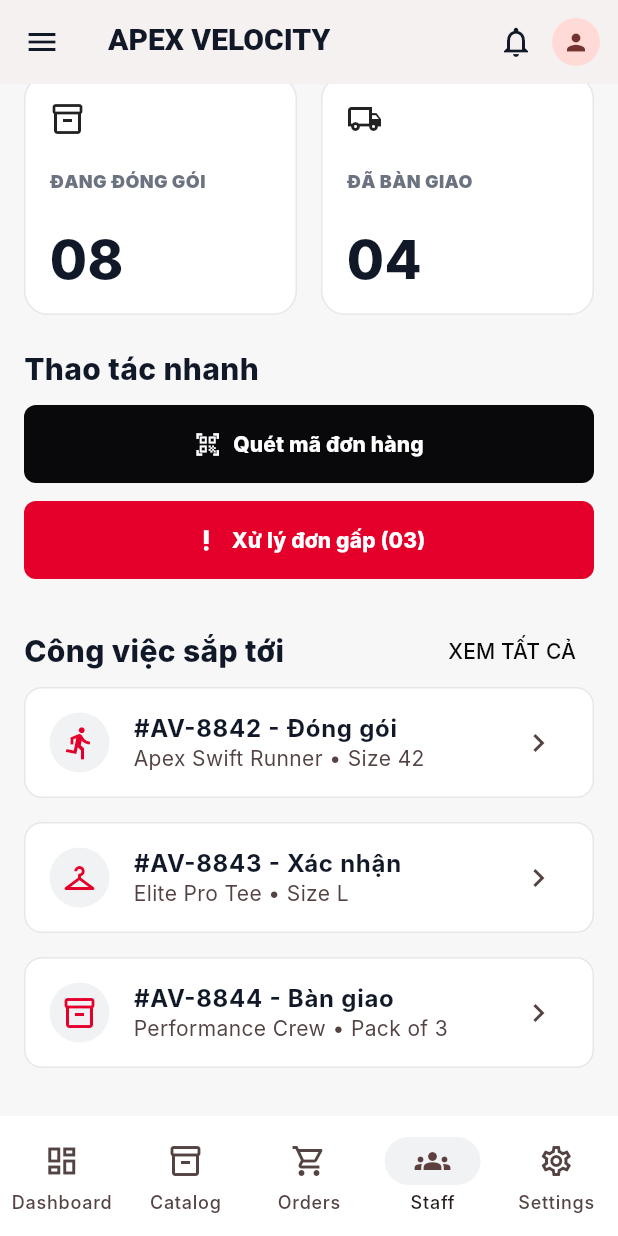
After one commit to TranVanQuyet04/Sport-shop, a Flutter app: the ShopStaffHomePage screen opened by its route, scrolled down 285 dp, after a tap on "Quét mã đơn hàng", on a phone screen of 412 x 824 dp. The commit adds this screen. Run offline on Flutter 3.47's test engine with Material 3 defaults, Android fonts, the phone set to English and light mode, and no system bars; our stand-ins replace dio, flutter_riverpod, flutter_secure_storage, go_router; accounts and stored records are empty; Roboto replaces fonts that are missing (Inter).

Commit message:
Shop Staff 5/5 màn UI cơ bản

```diff
--- a/mobile/lib/app/sportshop_router.dart
+++ b/mobile/lib/app/sportshop_router.dart
@@ -44,6 +44,11 @@ import '../view/customer/tracking_page.dart';
 import '../view/public/not_found_page.dart';
 import '../view/public/unauthorized_page.dart';
 import '../view/splash/splash_page.dart';
+import '../view/shop_staff/shop_staff_confirm_orders_page.dart';
+import '../view/shop_staff/shop_staff_handover_page.dart';
+import '../view/shop_staff/shop_staff_home_page.dart';
+import '../view/shop_staff/shop_staff_order_timeline_page.dart';
+import '../view/shop_staff/shop_staff_packing_page.dart';
 
 abstract final class AppRoutes {
   static const splash = '/';
@@ -89,6 +94,11 @@ abstract final class AppRoutes {
   static const adminUsers = '/admin/users';
   static const adminRoles = '/admin/roles';
   static const adminSettings = '/admin/settings';
+  static const shopStaffHome = '/shop-staff/home';
+  static const shopStaffConfirmOrders = '/shop-staff/orders/confirm';
+  static const shopStaffPacking = '/shop-staff/orders/:id/packing';
+  static const shopStaffHandover = '/shop-staff/handover';
+  static const shopStaffOrderTimeline = '/shop-staff/orders/:id/timeline';
 }
 
 final sportshopRouter = GoRouter(
@@ -287,6 +297,11 @@ final sportshopRouter = GoRouter(
     GoRoute(path: AppRoutes.adminUsers, name: 'adminUsers', builder: (context, state) => const AdminUserManagementPage()),
     GoRoute(path: AppRoutes.adminRoles, name: 'adminRoles', builder: (context, state) => const AdminRoleManagementPage()),
     GoRoute(path: AppRoutes.adminSettings, name: 'adminSettings', builder: (context, state) => const AdminSystemSettingsPage()),
+    GoRoute(path: AppRoutes.shopStaffHome, name: 'shopStaffHome', builder: (context, state) => const ShopStaffHomePage()),
+    GoRoute(path: AppRoutes.shopStaffConfirmOrders, name: 'shopStaffConfirmOrders', builder: (context, state) => const ShopStaffConfirmOrdersPage()),
+    GoRoute(path: AppRoutes.shopStaffPacking, name: 'shopStaffPacking', builder: (context, state) => ShopStaffPackingPage(orderId: state.pathParameters['id'] ?? '')),
+    GoRoute(path: AppRoutes.shopStaffHandover, name: 'shopStaffHandover', builder: (context, state) => const ShopStaffHandoverPage()),
+    GoRoute(path: AppRoutes.shopStaffOrderTimeline, name: 'shopStaffOrderTimeline', builder: (context, state) => ShopStaffOrderTimelinePage(orderId: state.pathParameters['id'] ?? '')),
   ],
   errorBuilder: (context, state) => const NotFoundPage(),
 );
--- /dev/null
+++ b/mobile/lib/view/shop_staff/shop_staff_handover_page.dart
@@ -0,0 +1,57 @@
+import 'package:flutter/material.dart';
+
+import '../../core/constants/app_spacing.dart';
+import '../../core/theme/app_colors.dart';
+import '../../core/theme/app_text_styles.dart';
+import '../../core/widgets/app_button.dart';
+import '../admin/widgets/admin_app_bar.dart';
+
+class ShopStaffHandoverPage extends StatelessWidget {
+  const ShopStaffHandoverPage({super.key});
+
+  @override
+  Widget build(BuildContext context) => Scaffold(
+        appBar: const AdminAppBar(),
+        body: ListView(padding: const EdgeInsets.all(AppSpacing.lg), children: const [
+          _Header(),
+          SizedBox(height: AppSpacing.xl),
+          Text('🚚  CHỌN NHÂN VIÊN GIAO HÀNG', style: TextStyle(fontWeight: FontWeight.w900)),
+          SizedBox(height: AppSpacing.sm),
+          TextField(readOnly: true, decoration: InputDecoration(hintText: 'Chọn đối tác vận chuyển...', suffixIcon: Icon(Icons.keyboard_arrow_down))),
+          SizedBox(height: AppSpacing.xl),
+          Row(children: [Expanded(child: Text('📦  ĐƠN HÀNG SẴN SÀNG (04)', style: TextStyle(fontWeight: FontWeight.w900))), Text('CHỌN TẤT CẢ', style: TextStyle(color: AppColors.secondary, fontWeight: FontWeight.w900))]),
+          SizedBox(height: AppSpacing.md),
+          _ReadyOrder(code: '#AV-8829', name: 'Apex Velocity Pro-Run V2', price: '1.250.000đ', icon: Icons.directions_run),
+          _ReadyOrder(code: '#AV-8830', name: 'Apex Stealth Watch Edition', price: '3.400.000đ', icon: Icons.watch_outlined),
+          _ReadyOrder(code: '#AV-8831', name: 'Aero-Carbon Performance', price: '5.100.000đ', icon: Icons.sports_football_outlined),
+          SizedBox(height: AppSpacing.xl),
+          Text('GHI CHÚ BÀN GIAO', style: TextStyle(fontWeight: FontWeight.w900)),
+          SizedBox(height: AppSpacing.sm),
+          TextField(minLines: 4, maxLines: 5, decoration: InputDecoration(hintText: 'Nhập lưu ý cho đơn vị vận chuyển (ví dụ: hàng dễ vỡ, cần giao trong sáng nay)...')),
+          SizedBox(height: 120),
+        ]),
+        bottomNavigationBar: SafeArea(
+          child: Padding(
+            padding: const EdgeInsets.all(AppSpacing.lg),
+            child: Column(mainAxisSize: MainAxisSize.min, children: [
+              Row(children: [Text('Đã chọn: ', style: AppTextStyles.caption), Text('3 đơn hàng', style: AppTextStyles.caption.copyWith(fontWeight: FontWeight.w900)), const Spacer(), Text('Tổng cộng: ', style: AppTextStyles.caption), Text('9.750.000đ', style: AppTextStyles.caption.copyWith(fontWeight: FontWeight.w900))]),
+              const SizedBox(height: AppSpacing.md),
+              AppButton(label: 'BÀN GIAO GIAO HÀNG', variant: AppButtonVariant.secondary, icon: Icons.local_shipping_outlined, onPressed: null),
+            ]),
+          ),
+        ),
+      );
+}
+
+class _Header extends StatelessWidget {
+  const _Header();
+  @override
+  Widget build(BuildContext context) => Column(crossAxisAlignment: CrossAxisAlignment.start, children: [Text('Bàn giao vận chuyển', style: AppTextStyles.display.copyWith(fontSize: 30)), Text('Kiểm tra và xác nhận bàn giao các đơn hàng đã đóng gói cho đơn vị vận chuyển.', style: AppTextStyles.body.copyWith(color: AppColors.textSecondary))]);
+}
+
+class _ReadyOrder extends StatelessWidget {
+  const _ReadyOrder({required this.code, required this.name, required this.price, required this.icon});
+  final String code; final String name; final String price; final IconData icon;
+  @override
+  Widget build(BuildContext context) => Container(margin: const EdgeInsets.only(bottom: AppSpacing.md), padding: const EdgeInsets.all(AppSpacing.md), decoration: BoxDecoration(color: AppColors.surface, borderRadius: BorderRadius.circular(AppRadius.md)), child: Row(children: [Container(width: 82, height: 82, decoration: BoxDecoration(color: AppColors.surfaceMuted, borderRadius: BorderRadius.circular(AppRadius.sm)), child: Icon(icon, color: AppColors.secondary)), const SizedBox(width: AppSpacing.lg), Expanded(child: Column(crossAxisAlignment: CrossAxisAlignment.start, children: [Text(code, style: AppTextStyles.body), Text(name, maxLines: 1, overflow: TextOverflow.ellipsis), Text(price, style: AppTextStyles.caption.copyWith(fontWeight: FontWeight.w900))])), const Chip(label: Text('PACKING')), const SizedBox(width: AppSpacing.sm), const Icon(Icons.check_box, color: AppColors.secondary)]));
+}
--- /dev/null
+++ b/mobile/lib/view/shop_staff/shop_staff_home_page.dart
@@ -0,0 +1,80 @@
+import 'package:flutter/material.dart';
+import 'package:go_router/go_router.dart';
+
+import '../../app/sportshop_router.dart';
+import '../../core/constants/app_spacing.dart';
+import '../../core/theme/app_colors.dart';
+import '../../core/theme/app_text_styles.dart';
+import '../../core/widgets/app_button.dart';
+import '../admin/widgets/admin_app_bar.dart';
+import '../admin/widgets/admin_bottom_nav.dart';
+
+class ShopStaffHomePage extends StatelessWidget {
+  const ShopStaffHomePage({super.key});
+
+  @override
+  Widget build(BuildContext context) {
+    return Scaffold(
+      appBar: const AdminAppBar(),
+      body: ListView(
+        padding: const EdgeInsets.all(AppSpacing.lg),
+        children: [
+          Text('Chào buổi sáng, Nam', style: AppTextStyles.display.copyWith(fontSize: 34)),
+          const SizedBox(height: AppSpacing.sm),
+          Text('Hôm nay có 24 đơn hàng cần xử lý.', style: AppTextStyles.body.copyWith(color: AppColors.textSecondary, fontSize: 18)),
+          const SizedBox(height: AppSpacing.xl),
+          const _MainWorkCard(title: 'CHỜ XÁC NHẬN', value: '12', icon: Icons.assignment_late_outlined),
+          const SizedBox(height: AppSpacing.lg),
+          const Row(children: [
+            Expanded(child: _SmallWorkCard(title: 'ĐANG ĐÓNG GÓI', value: '08', icon: Icons.inventory_2_outlined)),
+            SizedBox(width: AppSpacing.lg),
+            Expanded(child: _SmallWorkCard(title: 'ĐÃ BÀN GIAO', value: '04', icon: Icons.local_shipping_outlined)),
+          ]),
+          const SizedBox(height: AppSpacing.xl),
+          Text('Thao tác nhanh', style: AppTextStyles.title),
+          const SizedBox(height: AppSpacing.md),
+          AppButton(label: 'Quét mã đơn hàng', icon: Icons.qr_code_scanner, onPressed: () {}),
+          const SizedBox(height: AppSpacing.md),
+          AppButton(label: 'Xử lý đơn gấp (03)', variant: AppButtonVariant.secondary, icon: Icons.priority_high, onPressed: () => context.go(AppRoutes.shopStaffConfirmOrders)),
+          const SizedBox(height: AppSpacing.xl),
+          Row(children: [
+            Expanded(child: Text('Công việc sắp tới', style: AppTextStyles.title)),
+            TextButton(onPressed: () => context.go(AppRoutes.shopStaffConfirmOrders), child: const Text('XEM TẤT CẢ')),
+          ]),
+          _TaskTile(code: '#AV-8842 - Đóng gói', subtitle: 'Apex Swift Runner • Size 42', icon: Icons.directions_run, onTap: () => context.go('/shop-staff/orders/AV-8842/packing')),
+          _TaskTile(code: '#AV-8843 - Xác nhận', subtitle: 'Elite Pro Tee • Size L', icon: Icons.checkroom, onTap: () => context.go(AppRoutes.shopStaffConfirmOrders)),
+          _TaskTile(code: '#AV-8844 - Bàn giao', subtitle: 'Performance Crew • Pack of 3', icon: Icons.inventory_2_outlined, onTap: () => context.go(AppRoutes.shopStaffHandover)),
+        ],
+      ),
+      bottomNavigationBar: const AdminBottomNav(selectedIndex: 3),
+    );
+  }
+}
+
+class _MainWorkCard extends StatelessWidget {
+  const _MainWorkCard({required this.title, required this.value, required this.icon});
+  final String title;
+  final String value;
+  final IconData icon;
+  @override
+  Widget build(BuildContext context) => Container(height: 150, padding: const EdgeInsets.all(AppSpacing.xl), decoration: BoxDecoration(color: AppColors.surface, borderRadius: BorderRadius.circular(AppRadius.xl), border: Border.all(color: AppColors.border)), child: Row(children: [Expanded(child: Column(crossAxisAlignment: CrossAxisAlignment.start, mainAxisAlignment: MainAxisAlignment.spaceBetween, children: [Text(title, style: AppTextStyles.body.copyWith(fontWeight: FontWeight.w900, color: AppColors.textSecondary)), Text(value, style: AppTextStyles.display.copyWith(fontSize: 40))])), CircleAvatar(radius: 36, backgroundColor: AppColors.surfaceMuted, child: Icon(icon, color: AppColors.primary))]));
+}
+
+class _SmallWorkCard extends StatelessWidget {
+  const _SmallWorkCard({required this.title, required this.value, required this.icon});
+  final String title;
+  final String value;
+  final IconData icon;
+  @override
+  Widget build(BuildContext context) => Container(height: 160, padding: const EdgeInsets.all(AppSpacing.lg), decoration: BoxDecoration(color: AppColors.surface, borderRadius: BorderRadius.circular(AppRadius.xl), border: Border.all(color: AppColors.border)), child: Column(crossAxisAlignment: CrossAxisAlignment.start, mainAxisAlignment: MainAxisAlignment.spaceBetween, children: [Icon(icon), Text(title, style: AppTextStyles.caption.copyWith(fontWeight: FontWeight.w900, color: AppColors.textSecondary)), Text(value, style: AppTextStyles.display.copyWith(fontSize: 36))]));
+}
+
+class _TaskTile extends StatelessWidget {
+  const _TaskTile({required this.code, required this.subtitle, required this.icon, required this.onTap});
+  final String code;
+  final String subtitle;
+  final IconData icon;
+  final VoidCallback onTap;
+  @override
+  Widget build(BuildContext context) => Container(margin: const EdgeInsets.only(bottom: AppSpacing.lg), decoration: BoxDecoration(color: AppColors.surface, borderRadius: BorderRadius.circular(AppRadius.lg), border: Border.all(color: AppColors.border)), child: ListTile(onTap: onTap, leading: CircleAvatar(backgroundColor: AppColors.surfaceMuted, foregroundColor: AppColors.secondary, child: Icon(icon)), title: Text(code, style: AppTextStyles.subtitle), subtitle: Text(subtitle), trailing: const Icon(Icons.chevron_right)));
+}
--- /dev/null
+++ b/mobile/lib/view/shop_staff/shop_staff_order_timeline_page.dart
@@ -0,0 +1,48 @@
+import 'package:flutter/material.dart';
+import 'package:go_router/go_router.dart';
+
+import '../../core/constants/app_spacing.dart';
+import '../../core/theme/app_colors.dart';
+import '../../core/theme/app_text_styles.dart';
+import '../../core/widgets/app_button.dart';
+import '../admin/widgets/admin_bottom_nav.dart';
+
+class ShopStaffOrderTimelinePage extends StatelessWidget {
+  const ShopStaffOrderTimelinePage({super.key, required this.orderId});
+  final String orderId;
+
+  @override
+  Widget build(BuildContext context) => Scaffold(
+        appBar: AppBar(leading: IconButton(onPressed: context.pop, icon: const Icon(Icons.arrow_back)), title: const Text('TRẠNG THÁI ĐƠN HÀNG'), actions: const [IconButton(onPressed: null, icon: Icon(Icons.notifications_none))]),
+        body: ListView(padding: const EdgeInsets.all(AppSpacing.lg), children: [
+          DecoratedBox(decoration: BoxDecoration(color: AppColors.surface, borderRadius: BorderRadius.circular(AppRadius.xl)), child: Padding(padding: const EdgeInsets.all(AppSpacing.lg), child: Column(crossAxisAlignment: CrossAxisAlignment.start, children: [
+            Row(children: [Expanded(child: Column(crossAxisAlignment: CrossAxisAlignment.start, children: [Text('MÃ ĐƠN HÀNG', style: AppTextStyles.caption.copyWith(fontWeight: FontWeight.w900)), Text('#$orderId', style: AppTextStyles.display.copyWith(fontSize: 28))])), const Chip(label: Text('ĐANG ĐÓNG GÓI'), backgroundColor: AppColors.secondary, labelStyle: TextStyle(color: Colors.white))]),
+            const Divider(height: AppSpacing.xl),
+            Row(children: [Container(width: 82, height: 82, decoration: BoxDecoration(color: AppColors.surfaceMuted, borderRadius: BorderRadius.circular(AppRadius.md)), child: const Icon(Icons.directions_run, color: AppColors.secondary)), const SizedBox(width: AppSpacing.lg), Expanded(child: Text('Apex Velocity Runner Z1\nSize: 42 | Màu: Đỏ/Đen', style: AppTextStyles.body)), Text('1.250.000đ', style: AppTextStyles.subtitle.copyWith(color: AppColors.secondary))]),
+          ]))),
+          const SizedBox(height: AppSpacing.xl),
+          Text('Lịch trình xử lý', style: AppTextStyles.title),
+          const SizedBox(height: AppSpacing.lg),
+          const _TimelineStep(title: 'Chờ xác nhận', subtitle: 'Đơn hàng đã được ghi nhận vào hệ thống.', time: '12 THÁNG 5, 2024 - 10:24', done: true),
+          const _TimelineStep(title: 'Đã xác nhận', subtitle: 'Thanh toán thành công. Nhân viên đang kiểm tra kho.', time: '12 THÁNG 5, 2024 - 11:15', done: true),
+          const _TimelineStep(title: 'Đang đóng gói', subtitle: 'Sản phẩm đang được kiểm tra chất lượng cuối cùng và đóng gói chống sốc.', time: 'HÔM NAY - 08:45', active: true, note: 'Dự kiến bàn giao cho đơn vị vận chuyển trong 2 giờ tới.'),
+          const _TimelineStep(title: 'Đã bàn giao', subtitle: 'Đơn vị vận chuyển sẽ cập nhật mã vận đơn khi nhận hàng.', time: '', disabled: true),
+          const SizedBox(height: AppSpacing.xl),
+          DecoratedBox(decoration: BoxDecoration(color: AppColors.surface, borderRadius: BorderRadius.circular(AppRadius.xl)), child: Padding(padding: const EdgeInsets.all(AppSpacing.lg), child: Text('ĐỊA CHỈ NHẬN HÀNG\n\nNguyễn Văn A\n0908 123 456\n123 Đường Lê Lợi, Phường Bến Thành,\nQuận 1, TP. Hồ Chí Minh', style: AppTextStyles.body))),
+          const SizedBox(height: AppSpacing.lg),
+          Row(children: [Expanded(child: AppButton(label: 'Liên hệ Shop', variant: AppButtonVariant.outline, onPressed: () {})), const SizedBox(width: AppSpacing.md), Expanded(child: AppButton(label: 'Hủy đơn hàng', onPressed: () {}))]),
+        ]),
+        bottomNavigationBar: const AdminBottomNav(selectedIndex: 2),
+      );
+}
+
+class _TimelineStep extends StatelessWidget {
+  const _TimelineStep({required this.title, required this.subtitle, required this.time, this.done = false, this.active = false, this.disabled = false, this.note});
+  final String title; final String subtitle; final String time; final bool done; final bool active; final bool disabled; final String? note;
+  @override
+  Widget build(BuildContext context) => Row(crossAxisAlignment: CrossAxisAlignment.start, children: [
+    Column(children: [CircleAvatar(radius: active ? 17 : 14, backgroundColor: disabled ? AppColors.surfaceMuted : active ? AppColors.secondary : AppColors.primary, child: Icon(done ? Icons.check : active ? Icons.circle : Icons.circle, color: Colors.white, size: active ? 13 : 16)), Container(width: 2, height: note == null ? 78 : 124, color: AppColors.surfaceMuted)]),
+    const SizedBox(width: AppSpacing.lg),
+    Expanded(child: Padding(padding: const EdgeInsets.only(bottom: AppSpacing.lg), child: Column(crossAxisAlignment: CrossAxisAlignment.start, children: [Text(title, style: AppTextStyles.subtitle.copyWith(color: active ? AppColors.secondary : disabled ? AppColors.textSecondary : AppColors.primary)), Text(subtitle, style: AppTextStyles.body.copyWith(color: disabled ? AppColors.textSecondary : AppColors.primary, fontWeight: active ? FontWeight.w700 : FontWeight.w400)), if (time.isNotEmpty) Text(time, style: AppTextStyles.caption.copyWith(color: active ? AppColors.secondary : AppColors.textSecondary, fontWeight: FontWeight.w900)), if (note != null) ...[const SizedBox(height: AppSpacing.md), DecoratedBox(decoration: BoxDecoration(border: Border.all(color: AppColors.border), borderRadius: BorderRadius.circular(AppRadius.md)), child: Padding(padding: const EdgeInsets.all(AppSpacing.md), child: Text(note!, style: AppTextStyles.body.copyWith(fontStyle: FontStyle.italic))))]]))),
+  ]);
+}
--- /dev/null
+++ b/mobile/lib/view/shop_staff/shop_staff_packing_page.dart
@@ -0,0 +1,55 @@
+import 'package:flutter/material.dart';
+import 'package:go_router/go_router.dart';
+
+import '../../core/constants/app_spacing.dart';
+import '../../core/theme/app_colors.dart';
+import '../../core/theme/app_text_styles.dart';
+import '../../core/widgets/app_button.dart';
+
+class ShopStaffPackingPage extends StatelessWidget {
+  const ShopStaffPackingPage({super.key, required this.orderId});
+
+  final String orderId;
+
+  @override
+  Widget build(BuildContext context) => Scaffold(
+        appBar: AppBar(leading: IconButton(onPressed: context.pop, icon: const Icon(Icons.arrow_back)), title: const Text('APEX VELOCITY'), actions: const [IconButton(onPressed: null, icon: Icon(Icons.notifications_none))]),
+        body: ListView(padding: const EdgeInsets.all(AppSpacing.lg), children: [
+          Text('ĐƠN HÀNG $orderId', style: AppTextStyles.caption.copyWith(color: AppColors.textSecondary, fontWeight: FontWeight.w900)),
+          Row(children: [Expanded(child: Text('Chi tiết đóng gói', style: AppTextStyles.display.copyWith(fontSize: 36))), const Chip(label: Text('CONFIRMED'), backgroundColor: AppColors.secondary, labelStyle: TextStyle(color: Colors.white))]),
+          const SizedBox(height: AppSpacing.lg),
+          DecoratedBox(decoration: BoxDecoration(color: AppColors.surfaceMuted, borderRadius: BorderRadius.circular(AppRadius.xl), border: const Border(left: BorderSide(color: AppColors.secondary, width: 4))), child: Padding(padding: const EdgeInsets.all(AppSpacing.lg), child: Text('!  GHI CHÚ KHÁCH HÀNG\n"Vui lòng bọc kỹ phần hộp giày, tôi mua làm quà tặng. Cảm ơn shop!" - Trần Hoàng Long', style: AppTextStyles.body.copyWith(color: AppColors.secondary, fontWeight: FontWeight.w700)))),
+          const SizedBox(height: AppSpacing.xl),
+          Row(children: [Expanded(child: Text('Danh sách sản phẩm (3)', style: AppTextStyles.title)), Text('0/3 ĐÃ SOẠN', style: AppTextStyles.body.copyWith(color: AppColors.textSecondary, fontWeight: FontWeight.w900))]),
+          const SizedBox(height: AppSpacing.md),
+          const _PackItem(name: 'Pro-Swift Elite Runner', size: '42', color: 'Crimson', qty: '01', icon: Icons.directions_run),
+          const _PackItem(name: 'Aero-Dry Training Tee', size: 'L', color: 'Black', qty: '02', icon: Icons.checkroom),
+          const _PackItem(name: 'Velocity Tech Shorts', size: 'XL', color: 'Charcoal', qty: '01', icon: Icons.sports_martial_arts),
+          const SizedBox(height: AppSpacing.xl),
+          Text('Hướng dẫn đóng gói', style: AppTextStyles.title),
+          const SizedBox(height: AppSpacing.md),
+          const Row(children: [Expanded(child: _GuideBox(icon: Icons.inventory_2_outlined, label: 'Hộp Size M')), SizedBox(width: AppSpacing.md), Expanded(child: _GuideBox(icon: Icons.crop_7_5, label: 'Dán 2 Tem Seal'))]),
+          const SizedBox(height: 120),
+        ]),
+        bottomNavigationBar: SafeArea(
+          child: Padding(
+            padding: const EdgeInsets.all(AppSpacing.lg),
+            child: AppButton(label: 'HOÀN TẤT ĐÓNG GÓI', icon: Icons.inventory_2_outlined, onPressed: () => context.go('/shop-staff/orders/$orderId/timeline')),
+          ),
+        ),
+      );
+}
+
+class _PackItem extends StatelessWidget {
+  const _PackItem({required this.name, required this.size, required this.color, required this.qty, required this.icon});
+  final String name; final String size; final String color; final String qty; final IconData icon;
+  @override
+  Widget build(BuildContext context) => Container(margin: const EdgeInsets.only(bottom: AppSpacing.md), padding: const EdgeInsets.all(AppSpacing.md), decoration: BoxDecoration(color: AppColors.surface, borderRadius: BorderRadius.circular(AppRadius.lg), border: Border.all(color: AppColors.border)), child: Row(children: [Container(width: 92, height: 92, decoration: BoxDecoration(color: AppColors.surfaceMuted, borderRadius: BorderRadius.circular(AppRadius.md)), child: Icon(icon, color: AppColors.secondary, size: 48)), const SizedBox(width: AppSpacing.lg), Expanded(child: Column(crossAxisAlignment: CrossAxisAlignment.start, children: [Text(name, style: AppTextStyles.subtitle), Text('Size: $size   Màu: $color', style: AppTextStyles.body), Text('SL: $qty', style: AppTextStyles.body.copyWith(color: AppColors.secondary, fontWeight: FontWeight.w900))])), const CircleAvatar(backgroundColor: Colors.transparent, child: Icon(Icons.radio_button_unchecked, color: AppColors.border, size: 42))]));
+}
+
+class _GuideBox extends StatelessWidget {
+  const _GuideBox({required this.icon, required this.label});
+  final IconData icon; final String label;
+  @override
+  Widget build(BuildContext context) => DecoratedBox(decoration: BoxDecoration(color: AppColors.surface, borderRadius: BorderRadius.circular(AppRadius.lg), border: Border.all(color: AppColors.border)), child: Padding(padding: const EdgeInsets.all(AppSpacing.xl), child: Column(children: [Icon(icon, size: 34), const SizedBox(height: AppSpacing.md), Text(label, style: AppTextStyles.subtitle)])));
+}
```
Also changed, not shown: mobile/lib/view/shop_staff/shop_staff_confirm_orders_page.dart (added, +62 -0 lines).
